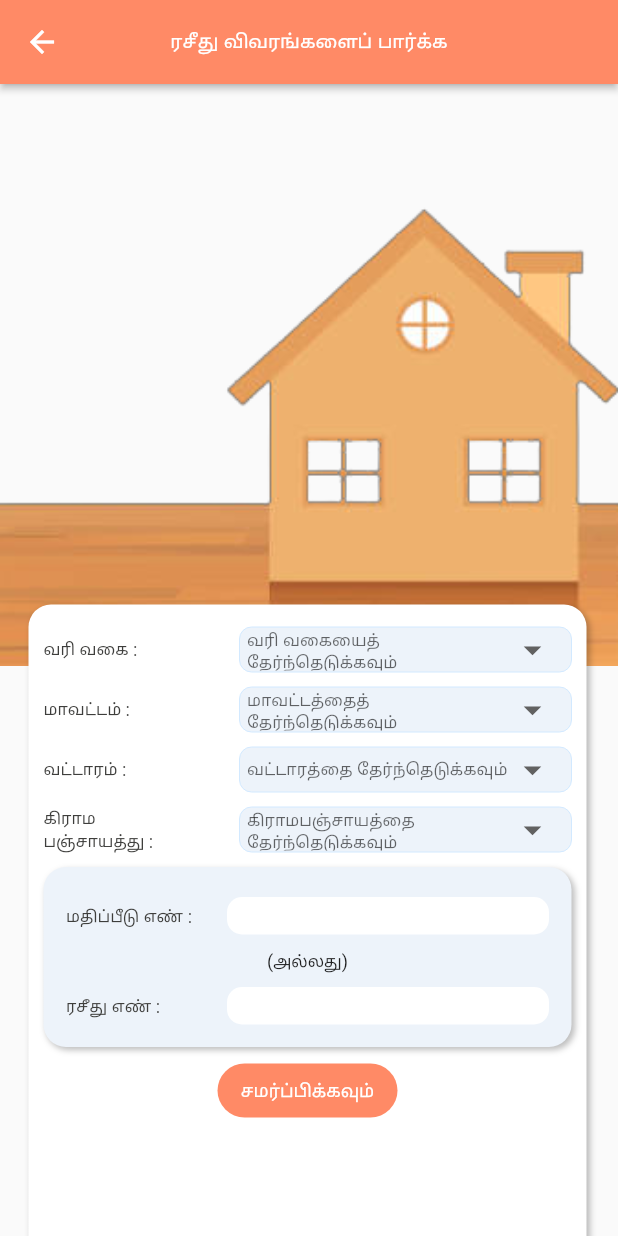
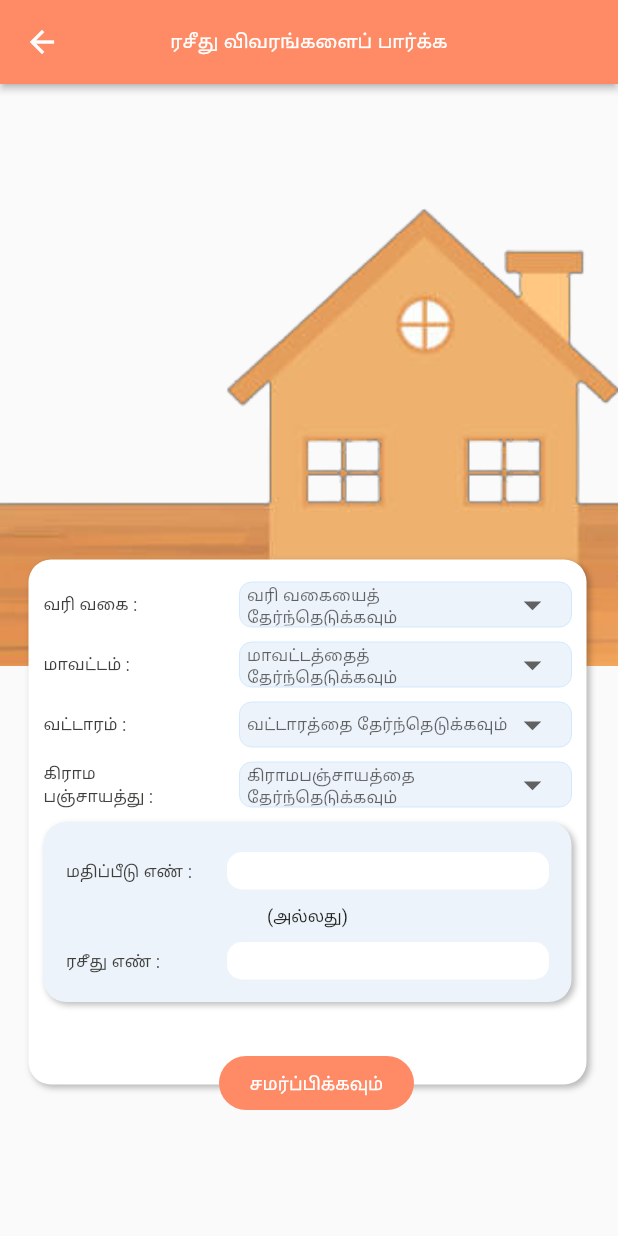
Before and after one commit to TNANDROID/public_vptax, a Flutter app: the ViewReceipt screen opened directly, on a phone screen of 412 x 824 dp. Run offline on Flutter 3.47's test engine with Material 2 defaults, Android fonts, the phone set to English and light mode, and no system bars; our stand-ins replace easy_localization, flutter_form_builder, flutter_spinkit, flutter_staggered_animations, flutter_svg, form_builder_validators and 5 more; missing offline and left inert: encrypt, open_settings; accounts and stored records are empty.

Commit message:
View receipt Submit button change

```diff
--- a/lib/Activity/Auth/View_receipt.dart
+++ b/lib/Activity/Auth/View_receipt.dart
@@ -1,26 +1,17 @@
 import 'dart:async';
-import 'dart:convert';
 import 'package:easy_localization/easy_localization.dart';
 import 'package:flutter/cupertino.dart';
 import 'package:flutter/material.dart';
 import 'package:flutter/services.dart';
 import 'package:flutter_form_builder/flutter_form_builder.dart';
-import 'package:flutter_spinkit/flutter_spinkit.dart';
 import 'package:flutter_staggered_animations/flutter_staggered_animations.dart';
-import 'package:form_builder_validators/form_builder_validators.dart';
-import 'package:google_fonts/google_fonts.dart';
 import 'package:public_vptax/Layout/ui_helper.dart';
 import 'package:public_vptax/Resources/ColorsValue.dart' as c;
 import 'package:public_vptax/Resources/ImagePath.dart' as imagePath;
-import 'package:public_vptax/Services/Apiservices.dart';
 import 'package:public_vptax/Services/Preferenceservices.dart';
 import 'package:public_vptax/Services/locator.dart';
 import 'package:public_vptax/Utils/utils.dart';
 import 'package:shared_preferences/shared_preferences.dart';
-import 'package:stacked/stacked.dart';
-
-import '../../Model/startup_model.dart';
-import '../../Resources/StringsKey.dart';
 
 class ViewReceipt extends StatefulWidget {
   @override
@@ -139,8 +130,6 @@ class _ViewReceiptState extends State<ViewReceipt> {
       keyCode = "pvcode";
       titleText = "pvname";
       titleTextTamil = "pvname";
-    } else {
-      print("End.....");
     }
     return FormBuilderDropdown(
       style: TextStyle(
@@ -181,8 +170,6 @@ class _ViewReceiptState extends State<ViewReceipt> {
           // model.selectedVillageList.clear();
         } else if (index == 3) {
           selectedvillage = "";
-        } else {
-          print("End of the Statement......");
         }
         setState(() {});
       },
@@ -229,8 +216,6 @@ class _ViewReceiptState extends State<ViewReceipt> {
           listvisbility=false;
           assessmentController.text="";
           receiptController.text="";
-        } else {
-          print("End of the Statement......");
         }
         setState(() {});
       },
@@ -264,10 +249,10 @@ class _ViewReceiptState extends State<ViewReceipt> {
                       ),
                     ),
               Container(
-                transform: Matrix4.translationValues(-6.0,-70.0,10.0),
+                transform: Matrix4.translationValues(-6.0,-100.0,10.0),
                 margin: EdgeInsets.only(left: 25,right: 15,top:5),
-                padding:  EdgeInsets.only(top: 10,left: 5,right: 5),
-                height: MediaQuery.of(context).size.height/1.8,
+                padding:  EdgeInsets.only(top: 10,left: 5,right: 5,bottom: 50),
+                // height: MediaQuery.of(context).size.height/1.5,
                 // padding: EdgeInsets.only(left: 12,top: 20),
                 decoration:
                 UIHelper.roundedBorderWithColorWithShadow(
@@ -351,7 +336,6 @@ class _ViewReceiptState extends State<ViewReceipt> {
                     Visibility(
                       visible: villageFlag ? true : false,
                       child: Row(
-
                         mainAxisAlignment: MainAxisAlignment.start,
                         children: [
                           Expanded(
@@ -414,9 +398,6 @@ class _ViewReceiptState extends State<ViewReceipt> {
                                        FilteringTextInputFormatter.digitsOnly
                                      ],
                                      decoration: const InputDecoration(
-                                         hintStyle: TextStyle(
-                                           fontSize: 12,
-                                         ),
                                          border:InputBorder.none
                                      ),
                                      style: TextStyle(
@@ -432,9 +413,7 @@ class _ViewReceiptState extends State<ViewReceipt> {
                          Row(
                            mainAxisAlignment: MainAxisAlignment.center,
                            children: [
-                             Text("("+'or'.tr().toString()+")",style: TextStyle(
-                                 fontSize: 12
-                             ),)
+                             Text("("+'or'.tr().toString()+")",style: TextStyle(fontSize: 12),)
                            ],
                          ),
                          UIHelper.verticalSpaceSmall,
@@ -473,9 +452,6 @@ class _ViewReceiptState extends State<ViewReceipt> {
                                          FilteringTextInputFormatter.digitsOnly
                                        ],
                                        decoration: const InputDecoration(
-                                           hintStyle: TextStyle(
-                                             fontSize: 12,
-                                           ),
                                            border:InputBorder.none
                                        ),
                                        style: TextStyle(
@@ -489,31 +465,33 @@ class _ViewReceiptState extends State<ViewReceipt> {
                        ],
                       )
                     ),
+                  ],
+                ),
+              ),
               Container(
-                      padding: EdgeInsets.only(top: 5),
+                transform: Matrix4.translationValues(5.0,-125.0,10.0),
                 child: TextButton(
+                  child:Padding(
+                    padding: EdgeInsets.only(left: 5,right: 5),
                     child: Text("submit".tr().toString(),
-                            style: TextStyle(color: c.white, fontSize: 13)),
+                          style: TextStyle(color: c.white, fontSize: 13))
+                  ),
                   style: TextButton.styleFrom(
-                            fixedSize: const Size(120, 20),
+                      fixedSize: const Size(130, 20),
                       shape:StadiumBorder(),
                       backgroundColor: c.colorPrimary
                   ),
                   onPressed: () {
                     setState(() {
                       Validate();
-
                     });
                   },
-                      ),
-                    )
-                  ],
                 ),
               ),
               Visibility(
                 visible:listvisbility,
                 child: Container(
-                    transform: Matrix4.translationValues(-5.0,-50.0,10.0),
+                    transform: Matrix4.translationValues(-5.0,-80.0,10.0),
                     padding: EdgeInsets.only(left: 10,right: 10),
                     child: AnimationLimiter(
                       child: ListView.builder(
@@ -608,7 +586,7 @@ class _ViewReceiptState extends State<ViewReceipt> {
                                                   crossAxisAlignment: CrossAxisAlignment.start,
                                                   children: [
                                                     Text(
-                                                      'receiptno'.tr().toString(),
+                                                      'receiptno'.tr().toString()+":",
                                                       style:
                                                       TextStyle(
                                                         fontSize: 12,
@@ -644,21 +622,19 @@ class _ViewReceiptState extends State<ViewReceipt> {
                                                       style:
                                                       TextStyle(
                                                         fontSize: 12,
-                                                        fontWeight:
-                                                        FontWeight
-                                                            .bold,
-                                                        color: c.grey_9,
-                                                      ),
+                                                        fontWeight: FontWeight.bold,color: c.grey_9
+                                                      )
                                                     ),
                                                     InkWell(
-                                                      onTap: (){
-                                                        print('download_tamil'.tr().toString()+"tamil_1".tr().toString());
+                                                      onTap: ()
+                                                      {
+                                                        print("download_tamil".tr().toString()+"\n"+"tamil_1".tr().toString()+"\n");
                                                       },
                                                       child: Padding(padding: EdgeInsets.only(left: 25),
                                                         child:Image.asset(imagePath.download,height: 17,width: 17,),),
                                                     )
                                                   ],
-                                                ),
+                                                )
                                               ),
                                               Container(
                                                 child: Row(
```
Lines whose indentation alone changed are shown as unchanged.
